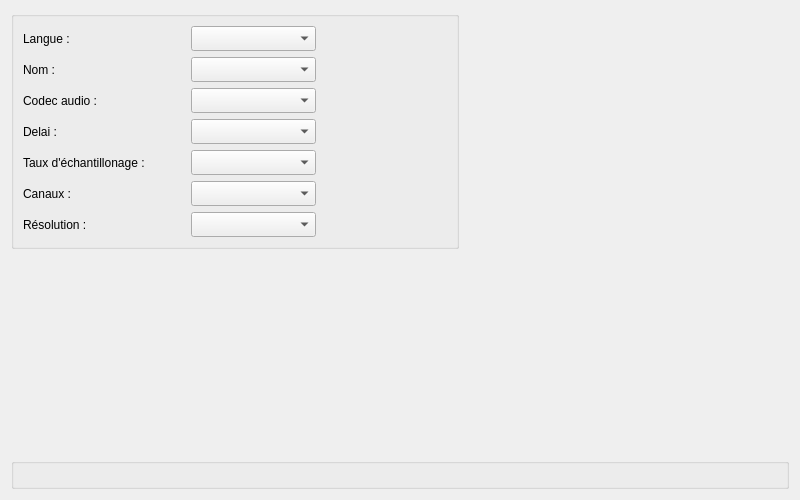
This is src/View/audiopane.ui in cinemaouvert/OCT as Qt 5 draws it before an edit. The edited form follows.
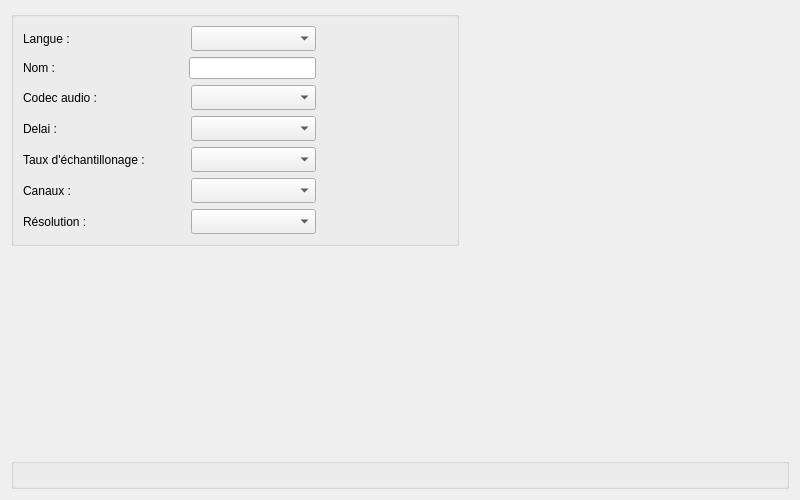
This is the edited form.

Diff of the .ui file:
```diff
--- a/src/View/audiopane.ui
+++ b/src/View/audiopane.ui
@@ -121,21 +121,18 @@
                </spacer>
               </item>
               <item>
-               <widget class="QComboBox" name="comboBox_Name">
-                <property name="sizePolicy">
-                 <sizepolicy hsizetype="Fixed" vsizetype="Fixed">
-                  <horstretch>0</horstretch>
-                  <verstretch>0</verstretch>
-                 </sizepolicy>
-                </property>
+               <widget class="QLineEdit" name="lineEdit_Name">
                 <property name="minimumSize">
                  <size>
                   <width>125</width>
-                  <height>25</height>
+                  <height>0</height>
                  </size>
                 </property>
-                <property name="sizeAdjustPolicy">
-                 <enum>QComboBox::AdjustToMinimumContentsLength</enum>
+                <property name="baseSize">
+                 <size>
+                  <width>125</width>
+                  <height>0</height>
+                 </size>
                 </property>
                </widget>
               </item>
```
